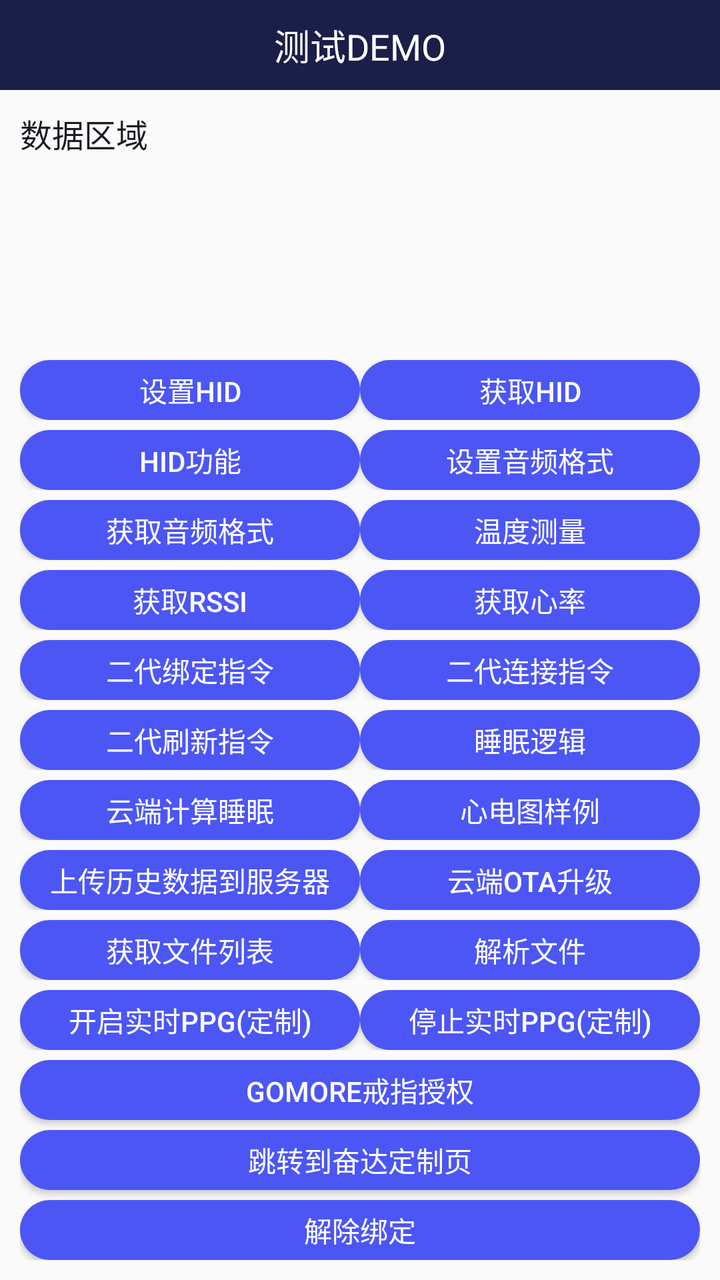
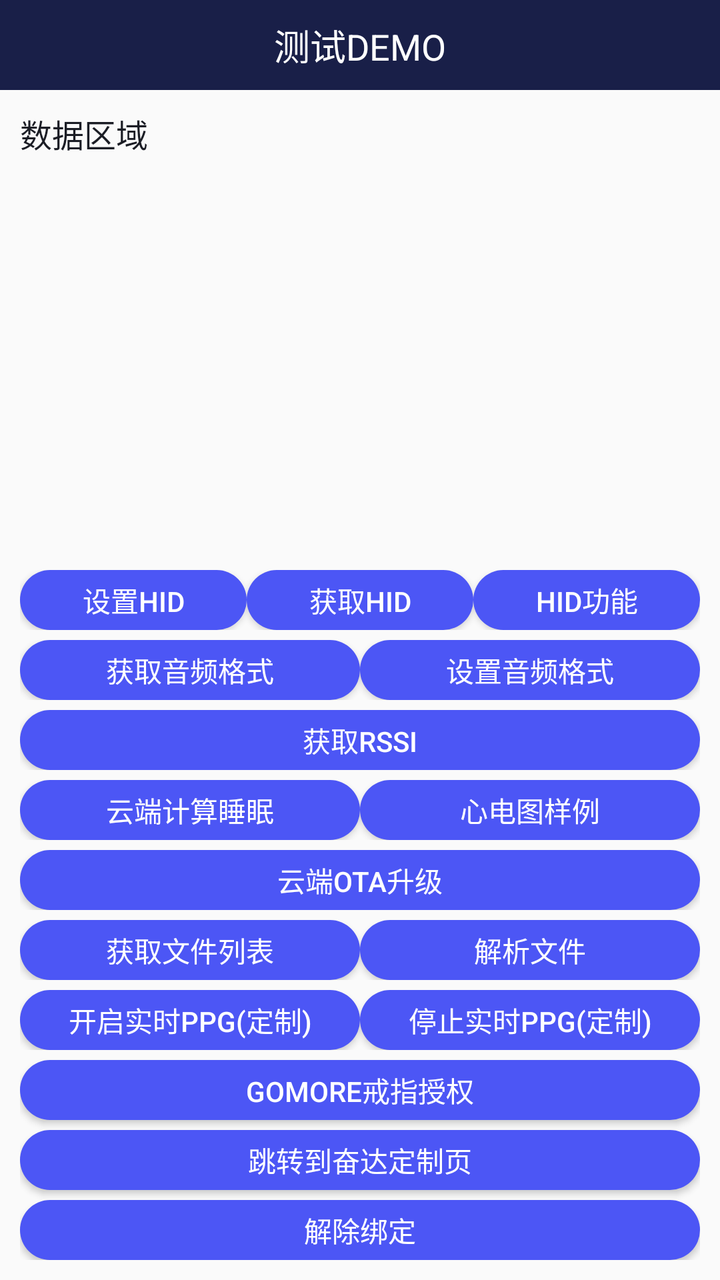

Two renders of the same Android screen: before a commit and after it. Below are the layout's source before the change and the commit's diff.
<!-- AndroidManifest.xml: application theme AppTheme -->
<!-- res/layout/activity_test2.xml -->
<?xml version="1.0" encoding="utf-8"?>
<LinearLayout
    xmlns:android="http://schemas.android.com/apk/res/android"
    xmlns:tools="http://schemas.android.com/tools"
    android:layout_width="match_parent"
    android:layout_height="match_parent"
    android:orientation="vertical"
    android:fitsSystemWindows="true"
    tools:context=".activity.TestActivity2">
    <RelativeLayout
        android:layout_width="match_parent"
        android:layout_height="45dp"
        android:background="@color/colorPrimary">
        <TextView
            android:layout_width="wrap_content"
            android:layout_height="wrap_content"
            android:text="测试DEMO"
            android:textSize="18sp"
            android:layout_centerInParent="true"
            android:textColor="@color/white"/>
    </RelativeLayout>
    <TextView
        android:id="@+id/tv_result2"
        android:layout_width="match_parent"
        android:layout_height="0dp"
        android:layout_weight="1"
        android:text="数据区域"
        android:scrollbars="vertical"
        android:padding="10dp"
        android:lineSpacingExtra="5dp"
        android:textSize="16sp"
        android:textColor="@color/colorPrimaryDark"/>
    <LinearLayout
        android:layout_width="match_parent"
        android:layout_height="wrap_content"
        android:padding="10dp"
        android:orientation="vertical">
        <LinearLayout
            android:layout_width="match_parent"
            android:layout_height="30dp"
            android:layout_marginTop="5dp"
            android:orientation="horizontal">
            <Button
                android:id="@+id/bt_set_HID"
                android:layout_width="0dp"
                android:layout_weight="1"
                android:layout_height="wrap_content"
                android:text="设置HID"
                android:textSize="14sp"
                android:textColor="@color/white"
                android:background="@drawable/button_bg_state"/>
            <Button
                android:id="@+id/bt_get_HID"
                android:layout_width="0dp"
                android:layout_weight="1"
                android:layout_height="wrap_content"
                android:text="获取HID"
                android:textSize="14sp"
                android:textColor="@color/white"
                android:background="@drawable/button_bg_state"/>
        </LinearLayout>

        <LinearLayout
            android:layout_width="match_parent"
            android:layout_height="30dp"
            android:layout_marginTop="5dp"
            android:orientation="horizontal">
            <Button
                android:id="@+id/bt_get_HID_code"
                android:layout_width="0dp"
                android:layout_weight="1"
                android:layout_height="wrap_content"
                android:text="HID功能"
                android:textSize="14sp"
                android:textColor="@color/white"
                android:background="@drawable/button_bg_state"/>
            <Button
                android:id="@+id/bt_set_audio_type"
                android:layout_width="0dp"
                android:layout_weight="1"
                android:layout_height="wrap_content"
                android:text="设置音频格式"
                android:textSize="14sp"
                android:textColor="@color/white"
                android:background="@drawable/button_bg_state"/>
        </LinearLayout>

        <LinearLayout
            android:layout_width="match_parent"
            android:layout_height="30dp"
            android:layout_marginTop="5dp"
            android:orientation="horizontal">
            <Button
                android:id="@+id/bt_get_audio_type"
                android:layout_width="0dp"
                android:layout_weight="1"
                android:layout_height="wrap_content"
                android:text="获取音频格式"
                android:textSize="14sp"
                android:textColor="@color/white"
                android:background="@drawable/button_bg_state"/>
            <Button
                android:id="@+id/bt_temp_test"
                android:layout_width="0dp"
                android:layout_weight="1"
                android:layout_height="wrap_content"
                android:text="温度测量"
                android:textSize="14sp"
                android:textColor="@color/white"
                android:background="@drawable/button_bg_state"/>
        </LinearLayout>
        <LinearLayout
            android:layout_width="match_parent"
            android:layout_height="30dp"
            android:layout_marginTop="5dp"
            android:orientation="horizontal">
            <Button
                android:id="@+id/bt_get_rssi"
                android:layout_width="0dp"
                android:layout_weight="1"
                android:layout_height="wrap_content"
                android:text="获取RSSI"
                android:textSize="14sp"
                android:textColor="@color/white"
                android:background="@drawable/button_bg_state"/>
            <Button
                android:id="@+id/bt_heart"
                android:layout_width="0dp"
                android:layout_weight="1"
                android:layout_height="wrap_content"
                android:text="获取心率"
                android:textSize="14sp"
                android:textColor="@color/white"
                android:background="@drawable/button_bg_state"/>
        </LinearLayout>
        <LinearLayout
            android:layout_width="match_parent"
            android:layout_height="30dp"
            android:layout_marginTop="5dp"
            android:orientation="horizontal">
            <Button
                android:id="@+id/bt_app_bind"
                android:layout_width="0dp"
                android:layout_weight="1"
                android:layout_height="wrap_content"
                android:text="二代绑定指令"
                android:textSize="14sp"
                android:textColor="@color/white"
                android:background="@drawable/button_bg_state"/>
            <Button
                android:id="@+id/bt_connect"
                android:layout_width="0dp"
                android:layout_weight="1"
                android:layout_height="wrap_content"
                android:text="二代连接指令"
                android:textSize="14sp"
                android:textColor="@color/white"
                android:background="@drawable/button_bg_state"/>
        </LinearLayout>
        <LinearLayout
            android:layout_width="match_parent"
            android:layout_height="30dp"
            android:layout_marginTop="5dp"
            android:orientation="horizontal">
            <Button
                android:id="@+id/bt_refresh"
                android:layout_width="0dp"
                android:layout_weight="1"
                android:layout_height="wrap_content"
                android:text="二代刷新指令"
                android:textSize="14sp"
                android:textColor="@color/white"
                android:background="@drawable/button_bg_state"/>
            <Button
                android:id="@+id/bt_calculate_sleep"
                android:layout_width="0dp"
                android:layout_weight="1"
                android:layout_height="wrap_content"
                android:text="睡眠逻辑"
                android:textSize="14sp"
                android:textColor="@color/white"
                android:background="@drawable/button_bg_state"/>
        </LinearLayout>
        <LinearLayout
            android:layout_width="match_parent"
            android:layout_height="30dp"
            android:layout_marginTop="5dp"
            android:orientation="horizontal">
            <Button
                android:id="@+id/bt_sleep_sevice"
                android:layout_width="0dp"
                android:layout_weight="1"
                android:layout_height="wrap_content"
                android:text="云端计算睡眠"
                android:textSize="14sp"
                android:textColor="@color/white"
                android:background="@drawable/button_bg_state"/>
            <Button
                android:id="@+id/bt_ecg_demo"
                android:layout_width="0dp"
                android:layout_weight="1"
                android:layout_height="wrap_content"
                android:text="心电图样例"
                android:textSize="14sp"
                android:textColor="@color/white"
                android:background="@drawable/button_bg_state"/>
        </LinearLayout>
        <LinearLayout
            android:layout_width="match_parent"
            android:layout_height="30dp"
            android:layout_marginTop="5dp"
            android:orientation="horizontal">
            <Button
                android:id="@+id/btn_upload_history"
                android:layout_width="0dp"
                android:layout_weight="1"
                android:layout_height="wrap_content"
                android:text="上传历史数据到服务器"
                android:textSize="14sp"
                android:textColor="@color/white"
                android:background="@drawable/button_bg_state"/>
            <Button
                android:id="@+id/btn_ota"
                android:layout_width="0dp"
                android:layout_weight="1"
                android:layout_height="wrap_content"
                android:text="云端ota升级"
                android:textSize="14sp"
                android:textColor="@color/white"
                android:background="@drawable/button_bg_state"/>
        </LinearLayout>
        <LinearLayout
            android:layout_width="match_parent"
            android:layout_height="30dp"
            android:layout_marginTop="5dp"
            android:orientation="horizontal">
            <Button
                android:id="@+id/bt_file_list"
                android:layout_width="0dp"
                android:layout_weight="1"
                android:layout_height="wrap_content"
                android:text="获取文件列表"
                android:textSize="14sp"
                android:textColor="@color/white"
                android:background="@drawable/button_bg_state"/>
            <Button
                android:id="@+id/bt_file_content"
                android:layout_width="0dp"
                android:layout_weight="1"
                android:layout_height="wrap_content"
                android:text="解析文件"
                android:textSize="14sp"
                android:textColor="@color/white"
                android:background="@drawable/button_bg_state"/>
        </LinearLayout>
        <LinearLayout
            android:layout_width="match_parent"
            android:layout_height="30dp"
            android:layout_marginTop="5dp"
            android:orientation="horizontal">
            <Button
                android:id="@+id/bt_star_ppg"
                android:layout_width="0dp"
                android:layout_weight="1"
                android:layout_height="wrap_content"
                android:text="开启实时ppg(定制)"
                android:textSize="14sp"
                android:textColor="@color/white"
                android:background="@drawable/button_bg_state"/>
            <Button
                android:id="@+id/bt_stop_ppg"
                android:layout_width="0dp"
                android:layout_weight="1"
                android:layout_height="wrap_content"
                android:text="停止实时ppg(定制)"
                android:textSize="14sp"
                android:textColor="@color/white"
                android:background="@drawable/button_bg_state"/>

        </LinearLayout>
        <Button
            android:id="@+id/bt_testGomore"
            android:layout_width="match_parent"
            android:layout_marginTop="5dp"
            android:layout_height="30dp"
            android:text="Gomore戒指授权"
            android:textSize="14sp"
            android:textColor="@color/white"
            android:background="@drawable/button_bg_state"/>

        <Button
            android:id="@+id/bt_test2"
            android:layout_width="match_parent"
            android:layout_marginTop="5dp"
            android:layout_height="30dp"
            android:text="跳转到奋达定制页"
            android:textSize="14sp"
            android:textColor="@color/white"
            android:background="@drawable/button_bg_state"/>
        <Button
            android:id="@+id/bt_unpair"
            android:layout_width="match_parent"
            android:layout_marginTop="5dp"
            android:layout_height="30dp"
            android:text="解除绑定"
            android:textSize="14sp"
            android:textColor="@color/white"
            android:background="@drawable/button_bg_state"/>
    </LinearLayout>

</LinearLayout>
<!-- resources referenced by this layout -->
<resources>
  <color name="colorPrimary">#191F48</color>
  <color name="colorPrimaryDark">#1B1D25</color>
  <color name="white">#ffffff</color>
  <!-- drawable button_bg_state (drawable) -->
  <?xml version="1.0" encoding="utf-8"?>
  <selector xmlns:android="http://schemas.android.com/apk/res/android">
      <item android:state_pressed="false">
          <shape xmlns:android="http://schemas.android.com/apk/res/android">
              <corners android:radius="20dp" />
  
              <solid android:color="@color/lan_se" />
          </shape>
      </item>
      <item android:state_pressed="false">
          <shape xmlns:android="http://schemas.android.com/apk/res/android">
              <corners android:radius="20dp" />
  
              <solid android:color="@color/lan_se" />
          </shape>
      </item>
      <item android:state_pressed="true">
          <shape xmlns:android="http://schemas.android.com/apk/res/android">
              <corners android:radius="20dp" />
  
              <solid android:color="@color/lan_se_press" />
          </shape>
      </item>
  
  </selector>
  <style name="AppTheme" parent="Theme.AppCompat.Light.NoActionBar">
          
          <item name="colorPrimary">@color/colorPrimary</item>
          <item name="colorPrimaryDark">@color/colorPrimary</item>
          <item name="colorAccent">@color/colorAccent</item>
  
  
      </style>
  <color name="lan_se">#4C56F5</color>
  <color name="lan_se_press">#554C56F5</color>
  <color name="colorAccent">#03DAC5</color>
</resources>

<!-- the commit's change to res/layout/activity_test2.xml (unified diff, before → after) -->
@@ -58,13 +58,6 @@
                 android:textSize="14sp"
                 android:textColor="@color/white"
                 android:background="@drawable/button_bg_state"/>
-        </LinearLayout>
-
-        <LinearLayout
-            android:layout_width="match_parent"
-            android:layout_height="30dp"
-            android:layout_marginTop="5dp"
-            android:orientation="horizontal">
             <Button
                 android:id="@+id/bt_get_HID_code"
                 android:layout_width="0dp"
@@ -74,6 +67,24 @@
                 android:textSize="14sp"
                 android:textColor="@color/white"
                 android:background="@drawable/button_bg_state"/>
+        </LinearLayout>
+
+
+
+        <LinearLayout
+            android:layout_width="match_parent"
+            android:layout_height="30dp"
+            android:layout_marginTop="5dp"
+            android:orientation="horizontal">
+            <Button
+                android:id="@+id/bt_get_audio_type"
+                android:layout_width="0dp"
+                android:layout_weight="1"
+                android:layout_height="wrap_content"
+                android:text="获取音频格式"
+                android:textSize="14sp"
+                android:textColor="@color/white"
+                android:background="@drawable/button_bg_state"/>
             <Button
                 android:id="@+id/bt_set_audio_type"
                 android:layout_width="0dp"
@@ -84,31 +95,6 @@
                 android:textColor="@color/white"
                 android:background="@drawable/button_bg_state"/>
         </LinearLayout>
-
-        <LinearLayout
-            android:layout_width="match_parent"
-            android:layout_height="30dp"
-            android:layout_marginTop="5dp"
-            android:orientation="horizontal">
-            <Button
-                android:id="@+id/bt_get_audio_type"
-                android:layout_width="0dp"
-                android:layout_weight="1"
-                android:layout_height="wrap_content"
-                android:text="获取音频格式"
-                android:textSize="14sp"
-                android:textColor="@color/white"
-                android:background="@drawable/button_bg_state"/>
-            <Button
-                android:id="@+id/bt_temp_test"
-                android:layout_width="0dp"
-                android:layout_weight="1"
-                android:layout_height="wrap_content"
-                android:text="温度测量"
-                android:textSize="14sp"
-                android:textColor="@color/white"
-                android:background="@drawable/button_bg_state"/>
-        </LinearLayout>
         <LinearLayout
             android:layout_width="match_parent"
             android:layout_height="30dp"
@@ -123,64 +109,9 @@
                 android:textSize="14sp"
                 android:textColor="@color/white"
                 android:background="@drawable/button_bg_state"/>
-            <Button
-                android:id="@+id/bt_heart"
-                android:layout_width="0dp"
-                android:layout_weight="1"
-                android:layout_height="wrap_content"
-                android:text="获取心率"
-                android:textSize="14sp"
-                android:textColor="@color/white"
-                android:background="@drawable/button_bg_state"/>
-        </LinearLayout>
-        <LinearLayout
-            android:layout_width="match_parent"
-            android:layout_height="30dp"
-            android:layout_marginTop="5dp"
-            android:orientation="horizontal">
-            <Button
-                android:id="@+id/bt_app_bind"
-                android:layout_width="0dp"
-                android:layout_weight="1"
-                android:layout_height="wrap_content"
-                android:text="二代绑定指令"
-                android:textSize="14sp"
-                android:textColor="@color/white"
-                android:background="@drawable/button_bg_state"/>
-            <Button
-                android:id="@+id/bt_connect"
-                android:layout_width="0dp"
-                android:layout_weight="1"
-                android:layout_height="wrap_content"
-                android:text="二代连接指令"
-                android:textSize="14sp"
-                android:textColor="@color/white"
-                android:background="@drawable/button_bg_state"/>
-        </LinearLayout>
-        <LinearLayout
-            android:layout_width="match_parent"
-            android:layout_height="30dp"
-            android:layout_marginTop="5dp"
-            android:orientation="horizontal">
-            <Button
-                android:id="@+id/bt_refresh"
-                android:layout_width="0dp"
-                android:layout_weight="1"
-                android:layout_height="wrap_content"
-                android:text="二代刷新指令"
-                android:textSize="14sp"
-                android:textColor="@color/white"
-                android:background="@drawable/button_bg_state"/>
-            <Button
-                android:id="@+id/bt_calculate_sleep"
-                android:layout_width="0dp"
-                android:layout_weight="1"
-                android:layout_height="wrap_content"
-                android:text="睡眠逻辑"
-                android:textSize="14sp"
-                android:textColor="@color/white"
-                android:background="@drawable/button_bg_state"/>
-        </LinearLayout>
+
+        </LinearLayout>
+
         <LinearLayout
             android:layout_width="match_parent"
             android:layout_height="30dp"
@@ -210,15 +141,6 @@
             android:layout_height="30dp"
             android:layout_marginTop="5dp"
             android:orientation="horizontal">
-            <Button
-                android:id="@+id/btn_upload_history"
-                android:layout_width="0dp"
-                android:layout_weight="1"
-                android:layout_height="wrap_content"
-                android:text="上传历史数据到服务器"
-                android:textSize="14sp"
-                android:textColor="@color/white"
-                android:background="@drawable/button_bg_state"/>
             <Button
                 android:id="@+id/btn_ota"
                 android:layout_width="0dp"
